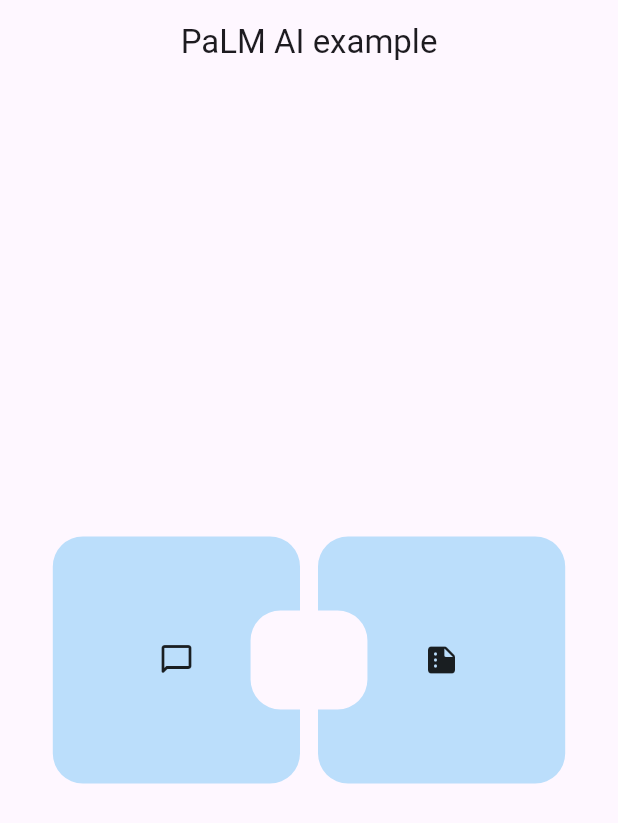
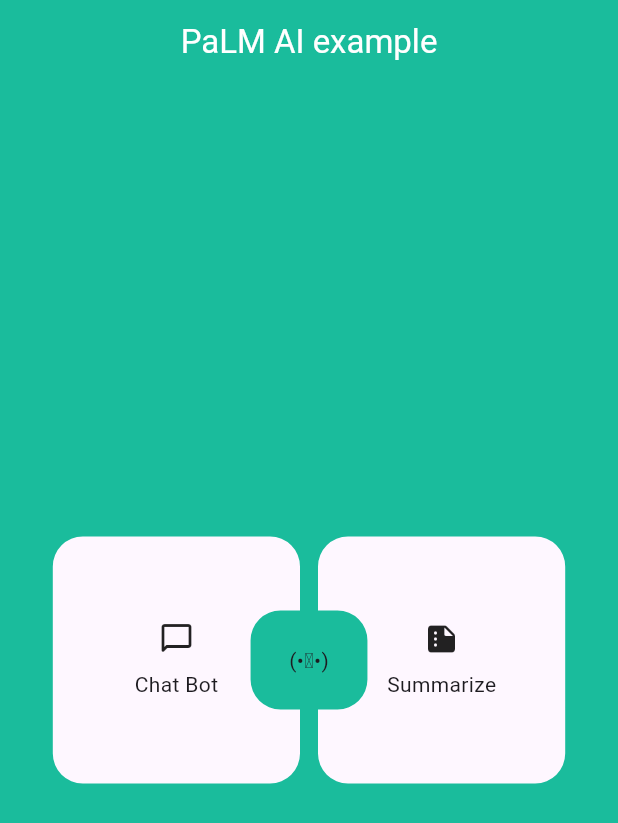
Before and after one commit to yeasin50/echo_task_pro, a Flutter app: the screen it shows after launch, on a phone screen of 412 x 824 dp. Shown: the top 823 px of the screen. Run offline on Flutter 3.47's test engine with Material 2 defaults, Android fonts, the light colour scheme and no system bars; our stand-ins replace bloc, cloud_firestore, equatable, file_picker, firebase_auth, firebase_core and 4 more; missing offline and left inert: custom_page_route, my_utils; accounts and stored records are empty; network calls fail; statements that could not run were skipped.

Commit message:
wip-colorize

```diff
--- a/lib/features/home/presentation/pages/home_page.dart
+++ b/lib/features/home/presentation/pages/home_page.dart
@@ -1,6 +1,7 @@
 import '../../../../locator.dart';
 import 'package:flutter/material.dart';
 
+import '../widgets/background.dart';
 import '../widgets/on_loaded_view.dart';
 
 class HomePage extends StatelessWidget {
@@ -8,8 +9,12 @@
 
   @override
   Widget build(BuildContext context) {
+    const bgColor = Color(0xFF1abc9c);
     return Scaffold(
+      backgroundColor: bgColor,
       appBar: AppBar(
+        backgroundColor: bgColor,
+        foregroundColor: Colors.white,
         title: const Text("PaLM AI example"),
         centerTitle: true,
       ),
@@ -17,7 +22,12 @@
         future: setup(),
         builder: (context, snapshot) {
           if (snapshot.connectionState == ConnectionState.done) {
-            return const OnLoadedView();
+            return const Stack(
+              children: [
+                HomePageBackground(),
+                OnLoadedView(),
+              ],
+            );
           } else {
             return const Center(
               child: CircularProgressIndicator(),
--- a/lib/features/home/presentation/widgets/background.dart
+++ b/lib/features/home/presentation/widgets/background.dart
@@ -1,12 +1,24 @@
+import 'dart:math' as math;
+
 import 'package:flutter/material.dart';
 
 /// use a PaLM tree animation if possible
 /// else colorize the background
-class HomePageBackground extends StatelessWidget {
+class HomePageBackground extends StatefulWidget {
   const HomePageBackground({super.key});
 
   @override
+  State<HomePageBackground> createState() => _HomePageBackgroundState();
+}
+
+class _HomePageBackgroundState extends State<HomePageBackground> {
+  @override
   Widget build(BuildContext context) {
-    return Container();
+    return Container(
+      alignment: Alignment.center,
+      child: Text(
+        "(•‿•)",
+      ),
+    );
   }
 }
--- a/lib/features/home/presentation/widgets/chat_griditem.dart
+++ b/lib/features/home/presentation/widgets/chat_griditem.dart
@@ -9,14 +9,21 @@
   @override
   Widget build(BuildContext context) {
     final shape = CustomButtonShape(alignment: Alignment.centerRight);
-    //duplicates,merge later
+
     return Material(
-      color: Colors.blue[100],
       shape: shape,
       child: InkWell(
         onTap: onTap,
         customBorder: shape,
-        child: const Icon(Icons.chat_bubble_outline_rounded),
+        child: const Column(
+          mainAxisSize: MainAxisSize.min,
+          mainAxisAlignment: MainAxisAlignment.center,
+          children: [
+            Icon(Icons.chat_bubble_outline_rounded),
+            SizedBox(height: 8),
+            Text("Chat Bot"),
+          ],
+        ),
       ),
     );
   }
--- a/lib/features/home/presentation/widgets/on_loaded_view.dart
+++ b/lib/features/home/presentation/widgets/on_loaded_view.dart
@@ -44,7 +44,7 @@
                             final route = RippleRoute(
                               center: center,
                               page: const ChatPage(),
-                              duration: const Duration(seconds: 5),
+                              duration: const Duration(seconds: 1),
                               // popPosition: FractionalOffset.topLeft,
                             );
                             logger.i("center: $center");
@@ -59,13 +59,13 @@
                           onTap: () {
                             final center = constraints
                                 .copyWith(
-                                  maxHeight: height - kToolbarHeight, //cheating 😅, to have the AppBar
+                                  maxHeight: height + kToolbarHeight, //cheating 😅, to have the AppBar
                                 )
                                 .fractionalOffset(tapPosition);
                             final route = RippleRoute(
                               center: center,
                               page: const SummarizeTextPage(),
-                              duration: const Duration(seconds: 5),
+                              duration: const Duration(seconds: 1),
                             );
                             logger.i("center: $center");
                             Navigator.of(context).push(route);
--- a/lib/features/home/presentation/widgets/text_summarize_griditem.dart
+++ b/lib/features/home/presentation/widgets/text_summarize_griditem.dart
@@ -11,14 +11,20 @@
   Widget build(BuildContext context) {
     final shape = CustomButtonShape(alignment: Alignment.centerLeft);
     return Material(
-      color: Colors.blue[100],
       shape: shape,
       child: GestureDetector(
         child: InkWell(
-          customBorder: shape,
-          onTap: onTap,
-          child: const Icon(Icons.summarize_rounded),
-        ),
+            customBorder: shape,
+            onTap: onTap,
+            child: const Column(
+              mainAxisSize: MainAxisSize.min,
+              mainAxisAlignment: MainAxisAlignment.center,
+              children: [
+                Icon(Icons.summarize_rounded),
+                SizedBox(height: 8),
+                Text("Summarize"),
+              ],
+            )),
       ),
     );
   }
```
